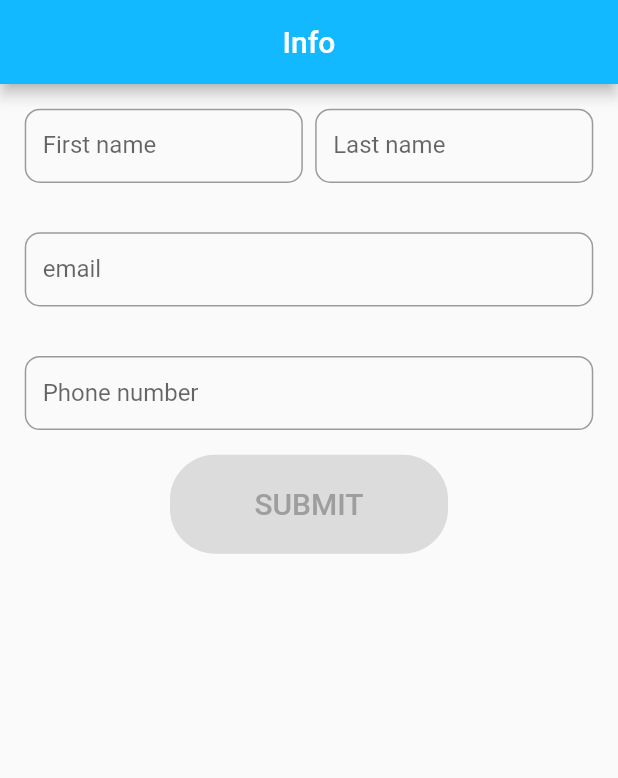
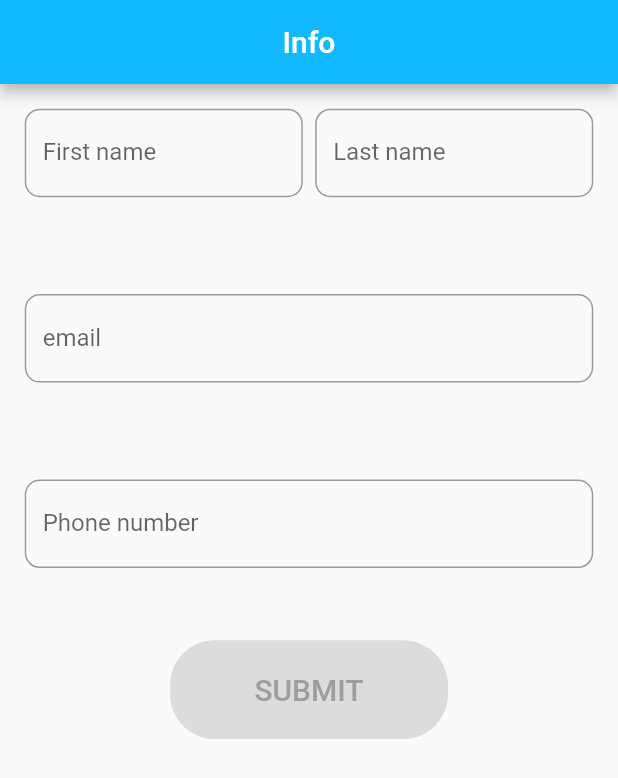
Before and after one commit to materoy/Inter-Intel, a Flutter app: the screen it shows after launch, on a phone screen of 412 x 824 dp. Shown: the top 778 px of the screen. Run offline on Flutter 3.47's test engine with Material 2 defaults, Android fonts, the phone set to English and light mode, and no system bars; our stand-ins replace bloc, equatable, flutter_bloc, formz; generated files the repository leaves out were written again.

Commit message:
base design pg

```diff
--- a/lib/info/model/phone_number.dart
+++ b/lib/info/model/phone_number.dart
@@ -12,11 +12,8 @@ class Phone extends FormzInput<String, PhoneValidationError> {
 
   const Phone.dirty([String value = '']) : super.dirty(value);
 
-  static final RegExp _emailRegExp = RegExp(
-    r'^[a-zA-Z0-9.!#$%&’*+/=?^_`{|}~-]+@[a-zA-Z0-9-]+(?:\.[a-zA-Z0-9-]+)*$',
-  );
   static final RegExp _phoneRegExp = RegExp(
-    r'^(\+\d{1,2}\s)?\(?\d{3}\)?[\s.-]\d{3}[\s.-]\d{4}$',
+    r'\+?1?\s*\(?-*\.*(\d{3})\)?\.*-*\s*(\d{3})\.*-*\s*(\d{4})$',
   );
 
   @override
--- a/lib/info/view/info_screen.dart
+++ b/lib/info/view/info_screen.dart
@@ -87,7 +87,7 @@ class _FormTextField extends StatelessWidget {
   Widget build(BuildContext context) {
     return Container(
       padding: EdgeInsets.symmetric(vertical: SizeConfig.unitHeight * 2),
-      height: SizeConfig.unitHeight * 10,
+      height: SizeConfig.unitHeight * 15,
       child: TextFormField(
         key: key,
         onChanged: onChanged,
```
Also changed, not shown: lib/design/view/design_screen.dart (+17 -5 lines), lib/info/cubit/info_cubit.dart (+15 -13 lines).
